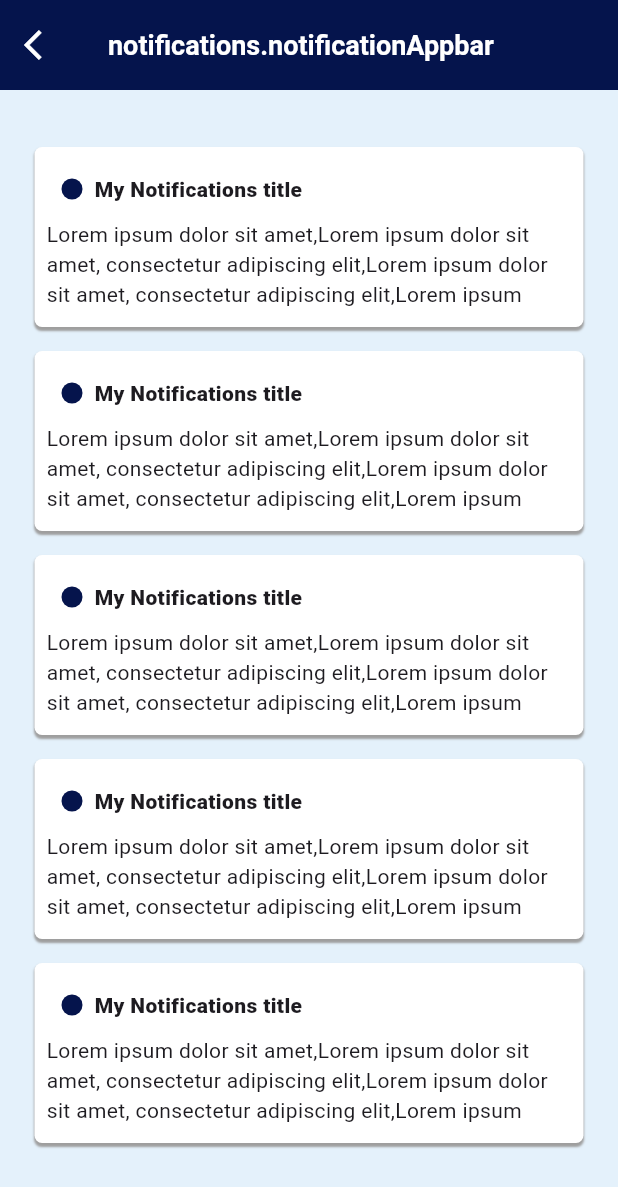
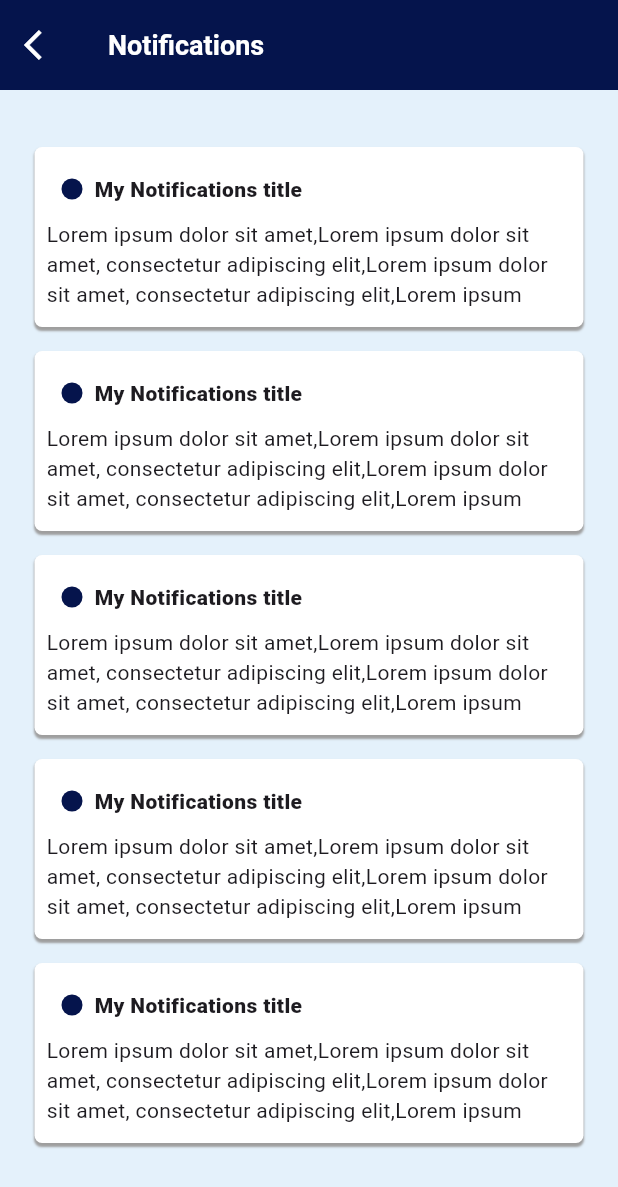
Before and after one commit to AthiraaAthi/project_way, a Flutter app: the NotificationScreen screen opened directly, on a phone screen of 412 x 824 dp. Shown: the top 1187 px of the screen. Run offline on Flutter 3.47's test engine with Material 3 defaults, Android fonts, the phone set to English and light mode, and no system bars; our stand-ins replace carousel_slider, easy_localization, fl_chart, flutter_toggle_tab, pinput, table_calendar and 1 more.

Commit message:
added appbar json to notification screen

```diff
--- a/lib/view/notifications_screen/notifications_screen.dart
+++ b/lib/view/notifications_screen/notifications_screen.dart
@@ -1,3 +1,4 @@
+import 'package:easy_localization/easy_localization.dart';
 import 'package:flutter/material.dart';
 import 'package:project_way/utils/color_constant/color_constant.dart';
 import 'package:project_way/view/screen/responsive.dart';
@@ -29,7 +30,7 @@ class NotificationScreen extends StatelessWidget {
                     ),
             ),
             title: Text(
-              "notifications.notificationAppbar",
+              "notifications.notificationAppbar".tr(),
               style: MediaQuery.of(context).size.width < 600
                   ? TextStyle(
                       color: Colors.white,
```
